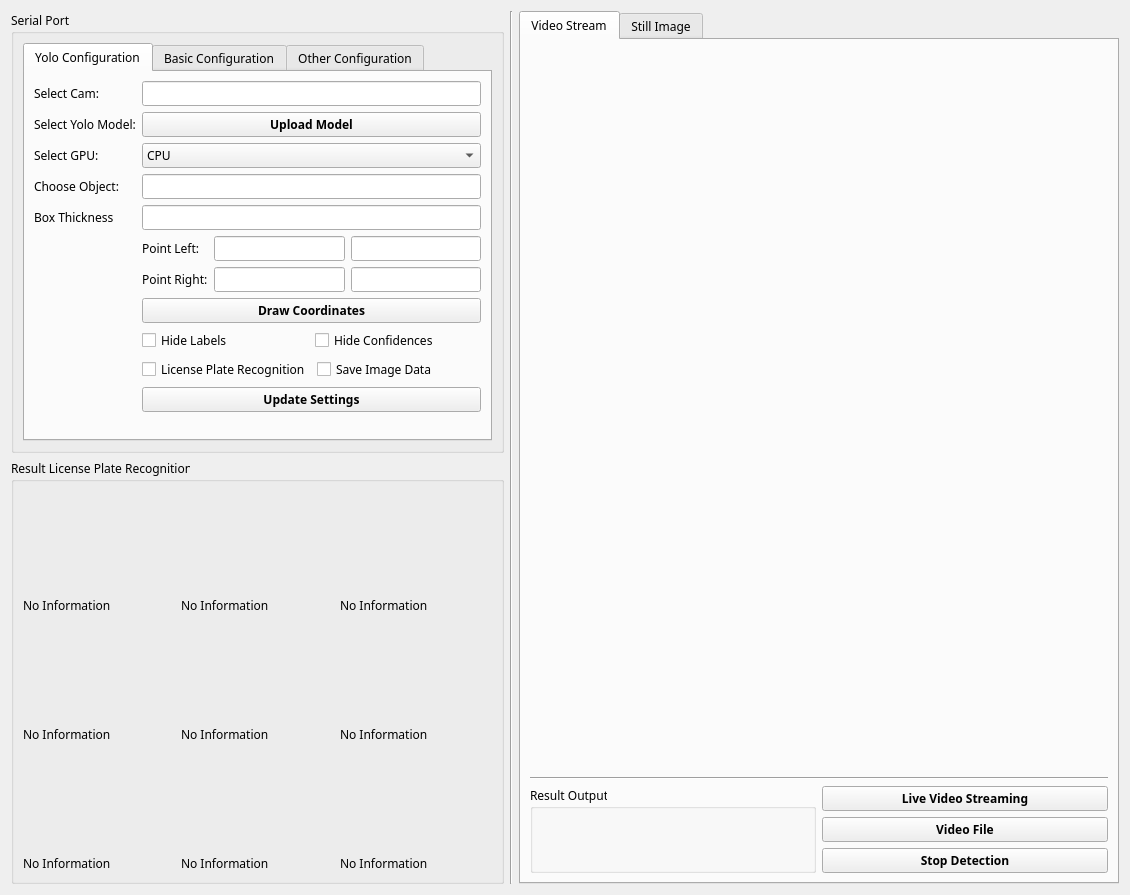
The window that ui.ui (Kienle4562/GUI_Pyqt_YoloV5) describes before a commit, drawn with Qt 5.
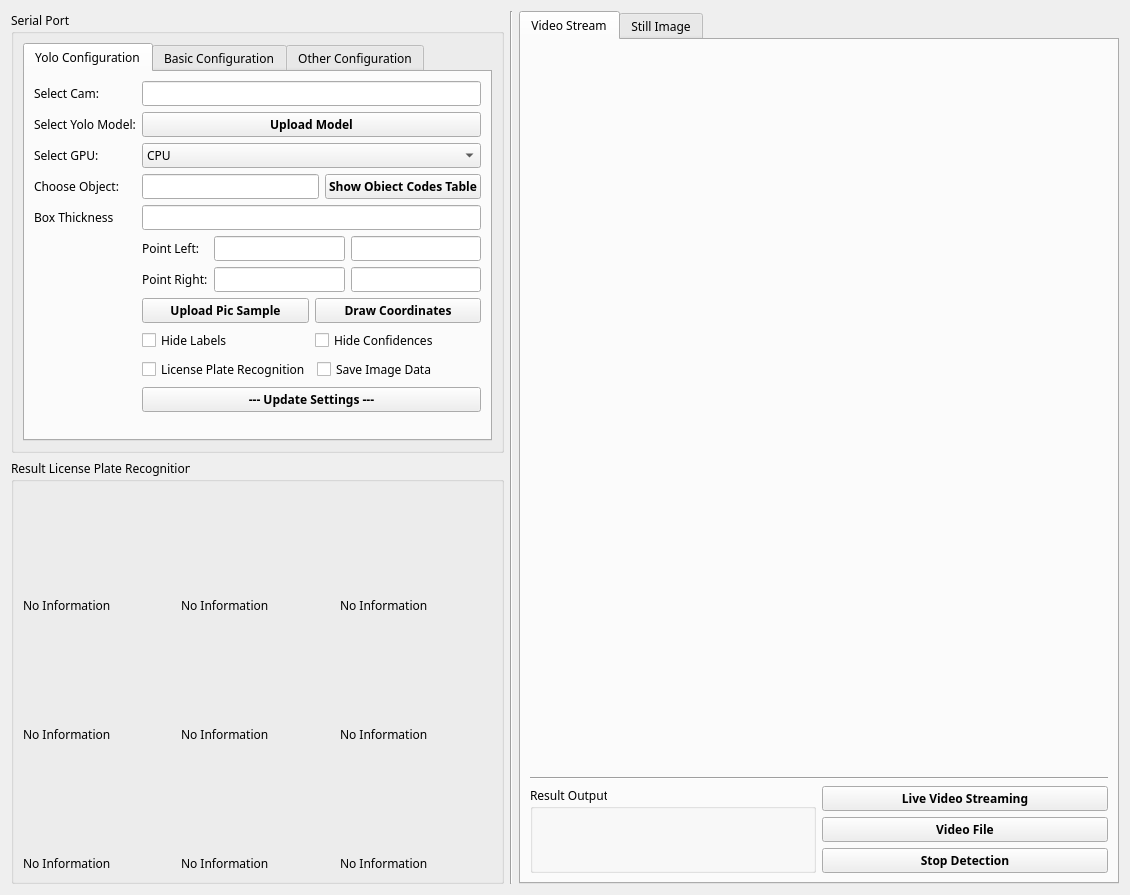
The same window after the commit.

What changed in the file:
```diff
--- a/ui.ui
+++ b/ui.ui
@@ -160,22 +160,6 @@
                 </property>
                </widget>
               </item>
-              <item row="3" column="1">
-               <widget class="QLineEdit" name="choose_object">
-                <property name="font">
-                 <font>
-                  <family>UTM Avo</family>
-                  <pointsize>9</pointsize>
-                 </font>
-                </property>
-                <property name="text">
-                 <string/>
-                </property>
-                <property name="echoMode">
-                 <enum>QLineEdit::Normal</enum>
-                </property>
-               </widget>
-              </item>
               <item row="4" column="0">
                <widget class="QLabel" name="label_box_thickness">
                 <property name="font">
@@ -204,6 +188,19 @@
               </item>
               <item row="5" column="1">
                <layout class="QGridLayout" name="gridLayout_14">
+                <item row="0" column="2">
+                 <widget class="QLineEdit" name="point_Ay">
+                  <property name="font">
+                   <font>
+                    <family>UTM Avo</family>
+                    <pointsize>9</pointsize>
+                   </font>
+                  </property>
+                  <property name="echoMode">
+                   <enum>QLineEdit::Normal</enum>
+                  </property>
+                 </widget>
+                </item>
                 <item row="0" column="0">
                  <widget class="QLabel" name="label_point_left">
                   <property name="font">
@@ -230,32 +227,6 @@
                   </property>
                  </widget>
                 </item>
-                <item row="0" column="2">
-                 <widget class="QLineEdit" name="point_Ay">
-                  <property name="font">
-                   <font>
-                    <family>UTM Avo</family>
-                    <pointsize>9</pointsize>
-                   </font>
-                  </property>
-                  <property name="echoMode">
-                   <enum>QLineEdit::Normal</enum>
-                  </property>
-                 </widget>
-                </item>
-                <item row="2" column="1">
-                 <widget class="QLineEdit" name="point_Bx">
-                  <property name="font">
-                   <font>
-                    <family>UTM Avo</family>
-                    <pointsize>9</pointsize>
-                   </font>
-                  </property>
-                  <property name="echoMode">
-                   <enum>QLineEdit::Normal</enum>
-                  </property>
-                 </widget>
-                </item>
                 <item row="2" column="0">
                  <widget class="QLabel" name="label_point_right">
                   <property name="font">
@@ -282,9 +253,56 @@
                   </property>
                  </widget>
                 </item>
+                <item row="2" column="1">
+                 <widget class="QLineEdit" name="point_Bx">
+                  <property name="font">
+                   <font>
+                    <family>UTM Avo</family>
+                    <pointsize>9</pointsize>
+                   </font>
+                  </property>
+                  <property name="echoMode">
+                   <enum>QLineEdit::Normal</enum>
+                  </property>
+                 </widget>
+                </item>
                </layout>
               </item>
-              <item row="7" column="1">
+              <item row="6" column="1">
+               <layout class="QGridLayout" name="gridLayout_28">
+                <item row="0" column="0">
+                 <widget class="QPushButton" name="buttonUploadFilePicSample">
+                  <property name="font">
+                   <font>
+                    <family>UTM Avo</family>
+                    <pointsize>9</pointsize>
+                    <weight>75</weight>
+                    <bold>true</bold>
+                   </font>
+                  </property>
+                  <property name="text">
+                   <string>Upload Pic Sample</string>
+                  </property>
+                 </widget>
+                </item>
+                <item row="0" column="1">
+                 <widget class="QPushButton" name="buttonDrawCoordinates">
+                  <property name="font">
+                   <font>
+                    <family>UTM Avo</family>
+                    <pointsize>9</pointsize>
+                    <weight>75</weight>
+                    <bold>true</bold>
+                   </font>
+                  </property>
+                  <property name="text">
+                   <string>Draw Coordinates</string>
+                  </property>
+                 </widget>
+                </item>
+               </layout>
+              </item>
+              <item row="8" column="1">
                <layout class="QGridLayout" name="gridLayout_13">
                 <item row="0" column="1">
                  <widget class="QCheckBox" name="hide_confidences">
@@ -320,24 +338,8 @@
                 </item>
                </layout>
               </item>
-              <item row="8" column="1">
+              <item row="9" column="1">
                <layout class="QGridLayout" name="gridLayout_15">
-                <item row="0" column="0">
-                 <widget class="QCheckBox" name="license_plate_recogniton">
-                  <property name="font">
-                   <font>
-                    <family>UTM Avo</family>
-                    <pointsize>9</pointsize>
-                   </font>
-                  </property>
-                  <property name="layoutDirection">
-                   <enum>Qt::LeftToRight</enum>
-                  </property>
-                  <property name="text">
-                   <string>License Plate Recognition</string>
-                  </property>
-                 </widget>
-                </item>
                 <item row="0" column="1">
                  <widget class="QCheckBox" name="save_img_data">
                   <property name="font">
@@ -354,9 +356,25 @@
                   </property>
                  </widget>
                 </item>
+                <item row="0" column="0">
+                 <widget class="QCheckBox" name="license_plate_recogniton">
+                  <property name="font">
+                   <font>
+                    <family>UTM Avo</family>
+                    <pointsize>9</pointsize>
+                   </font>
+                  </property>
+                  <property name="layoutDirection">
+                   <enum>Qt::LeftToRight</enum>
+                  </property>
+                  <property name="text">
+                   <string>License Plate Recognition</string>
+                  </property>
+                 </widget>
+                </item>
                </layout>
               </item>
-              <item row="9" column="1">
+              <item row="10" column="1">
                <widget class="QPushButton" name="buttonUpdateSettings">
                 <property name="font">
                  <font>
@@ -367,24 +385,44 @@
                  </font>
                 </property>
                 <property name="text">
-                 <string>Update Settings</string>
+                 <string>--- Update Settings ---</string>
                 </property>
                </widget>
               </item>
-              <item row="6" column="1">
-               <widget class="QPushButton" name="buttonDrawCoordinates">
-                <property name="font">
-                 <font>
-                  <family>UTM Avo</family>
-                  <pointsize>9</pointsize>
-                  <weight>75</weight>
-                  <bold>true</bold>
-                 </font>
-                </property>
-                <property name="text">
-                 <string>Draw Coordinates</string>
-                </property>
-               </widget>
+              <item row="3" column="1">
+               <layout class="QGridLayout" name="gridLayout_29">
+                <item row="0" column="0">
+                 <widget class="QLineEdit" name="choose_object">
+                  <property name="font">
+                   <font>
+                    <family>UTM Avo</family>
+                    <pointsize>9</pointsize>
+                   </font>
+                  </property>
+                  <property name="text">
+                   <string/>
+                  </property>
+                  <property name="echoMode">
+                   <enum>QLineEdit::Normal</enum>
+                  </property>
+                 </widget>
+                </item>
+                <item row="0" column="1">
+                 <widget class="QPushButton" name="buttonShowObjCodesTable">
+                  <property name="font">
+                   <font>
+                    <family>UTM Avo</family>
+                    <pointsize>9</pointsize>
+                    <weight>75</weight>
+                    <bold>true</bold>
+                   </font>
+                  </property>
+                  <property name="text">
+                   <string>Show Obiect Codes Table</string>
+                  </property>
+                 </widget>
+                </item>
+               </layout>
               </item>
              </layout>
             </item>
```
